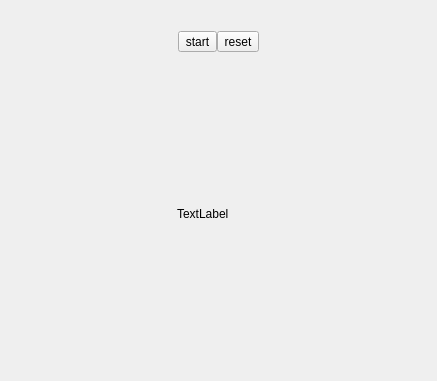
CryFeiFei/CPomodoro, file CPomodoro/centerwidget.ui: the form before one commit.
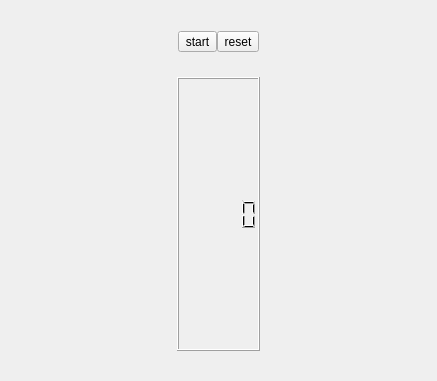
The form after the commit.

Commit message: qlabel to qlcdnumber

Patch:
```diff
--- a/CPomodoro/centerwidget.ui
+++ b/CPomodoro/centerwidget.ui
@@ -37,11 +37,7 @@
         <item>
          <layout class="QVBoxLayout" name="verticalLayout">
           <item>
-           <widget class="QLabel" name="numberLabel">
-            <property name="text">
-             <string>TextLabel</string>
-            </property>
-           </widget>
+           <widget class="QLCDNumber" name="lcdNumber"/>
           </item>
          </layout>
         </item>
```
The commit also changes 1 other file.
